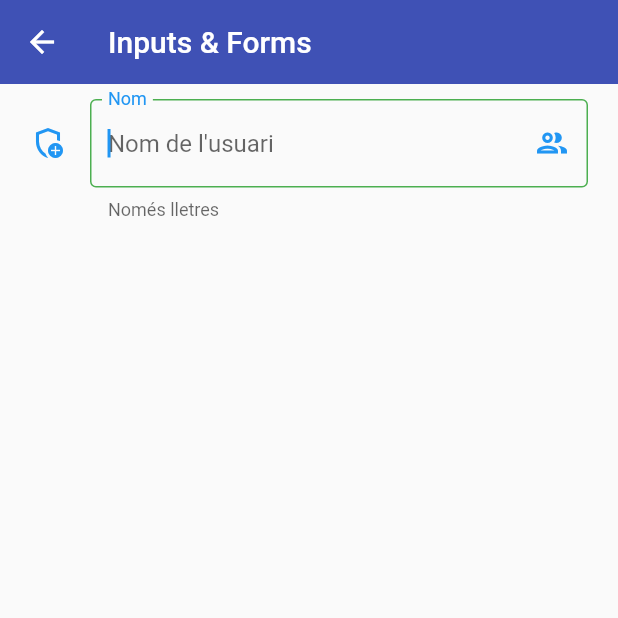
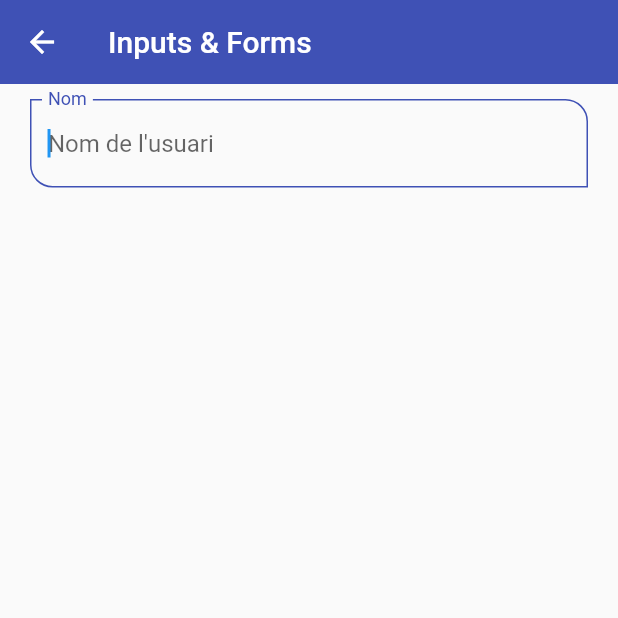
Before and after one commit to sitnesTIC/flutter_applications, a Flutter app: the InputsScreen screen opened by its route, on a phone screen of 412 x 824 dp, the top half of it. Run offline on Flutter 3.47's test engine with Material 2 defaults, Android fonts, the phone set to English and light mode, and no system bars.

Commit message:
Centralizar el estilo de los inputs

```diff
--- a/lib/screens/inputs_screen.dart
+++ b/lib/screens/inputs_screen.dart
@@ -1,4 +1,6 @@
 import 'package:flutter/material.dart';
+
+import 'package:flutter_applications/widgets/widgets.dart';
 
 class InputsScreen extends StatelessWidget {
   const InputsScreen({Key? key}) : super(key: key);
@@ -11,34 +13,13 @@
       ),
       body: SingleChildScrollView(
         child: Padding(
-          padding: EdgeInsets.symmetric(horizontal: 20, vertical: 10),
+          padding: const EdgeInsets.symmetric(horizontal: 20, vertical: 10),
           child: Column(
-            children: [
-              TextFormField(
-                  autofocus: true,
-                  initialValue: '',
-                  textCapitalization: TextCapitalization.words,
-                  onChanged: (value) {
-                    print('Valor: $value');
-                  },
-                  validator: (value) {
-                    if (value == null) return 'Camp obligatori';
-                    return value.length < 3 ? 'Mínim de 3 lletres' : null;
-                  },
-                  autovalidateMode: AutovalidateMode.onUserInteraction,
-                  decoration: InputDecoration(
-                      hintText: 'Nom de l\'usuari',
-                      labelText: 'Nom',
-                      helperText: 'Només lletres',
-                      suffixIcon: Icon(Icons.group_outlined),
-                      icon: Icon(Icons.add_moderator_outlined),
-                      focusedBorder: OutlineInputBorder(
-                          borderSide: BorderSide(color: Colors.green)),
-                      border: OutlineInputBorder(
-                          borderRadius: BorderRadius.only(
-                        bottomLeft: Radius.circular(10),
-                        topRight: Radius.circular(10),
-                      ))))
+            children: const [
+              CustomInputField(
+                labelText: 'Nom',
+                hintText: 'Nom de l\'usuari',
+              )
             ],
           ),
         ),
--- a/lib/themes/app_theme.dart
+++ b/lib/themes/app_theme.dart
@@ -20,7 +20,33 @@
     // elevatedButton
     elevatedButtonTheme: ElevatedButtonThemeData(
       style: ElevatedButton.styleFrom(
-              primary: primary, shape: const StadiumBorder(), elevation: 0)));
+          primary: primary, shape: const StadiumBorder(), elevation: 0),
+    ),
+    //input
+    inputDecorationTheme: const InputDecorationTheme(
+      floatingLabelStyle: TextStyle(color: primary),
+      enabledBorder: OutlineInputBorder(
+        borderSide: BorderSide(color: primary),
+        borderRadius: BorderRadius.only(
+          bottomLeft: Radius.circular(15),
+          topRight: Radius.circular(15),
+        ),
+      ),
+      focusedBorder: OutlineInputBorder(
+        borderSide: BorderSide(color: primary),
+        borderRadius: BorderRadius.only(
+          bottomLeft: Radius.circular(15),
+          topRight: Radius.circular(15),
+        ),
+      ),
+      border: OutlineInputBorder(
+        borderRadius: BorderRadius.only(
+          bottomLeft: Radius.circular(15),
+          topRight: Radius.circular(15),
+        ),
+      ),
+    ),
+  );
 
   static final ThemeData darkTheme = ThemeData.dark().copyWith(
       primaryColor: primary,
--- /dev/null
+++ b/lib/widgets/custom_input_field_widget.dart
@@ -0,0 +1,42 @@
+import 'package:flutter/material.dart';
+
+class CustomInputField extends StatelessWidget {
+  final String? hintText;
+  final String? labelText;
+  final String? helperText;
+  final IconData? icon;
+  final IconData? suffixIcon;
+
+  const CustomInputField({
+    Key? key,
+    this.hintText,
+    this.labelText,
+    this.helperText,
+    this.icon,
+    this.suffixIcon,
+  }) : super(key: key);
+
+  @override
+  Widget build(BuildContext context) {
+    return TextFormField(
+        autofocus: true,
+        initialValue: '',
+        textCapitalization: TextCapitalization.words,
+        onChanged: (value) {
+          print('Valor: $value');
+        },
+        validator: (value) {
+          if (value == null) return 'Camp obligatori';
+          return value.length < 3 ? 'Mínim de 3 lletres' : null;
+        },
+        autovalidateMode: AutovalidateMode.onUserInteraction,
+        decoration: InputDecoration(
+          hintText: hintText,
+          labelText: labelText,
+          helperText: helperText,
+          // prefixIcon: Icon(Icons.group_outlined),
+          icon: icon == null ? null : Icon(icon),
+          suffixIcon: suffixIcon == null ? null : Icon(suffixIcon),
+        ));
+  }
+}
--- a/lib/widgets/widgets.dart
+++ b/lib/widgets/widgets.dart
@@ -1,2 +1,3 @@
 export 'package:flutter_applications/widgets/custom_card_type1_widget.dart';
 export 'package:flutter_applications/widgets/custom_card_type2_widget.dart';
+export 'package:flutter_applications/widgets/custom_input_field_widget.dart';
```
Lines whose indentation alone changed are shown as unchanged.
